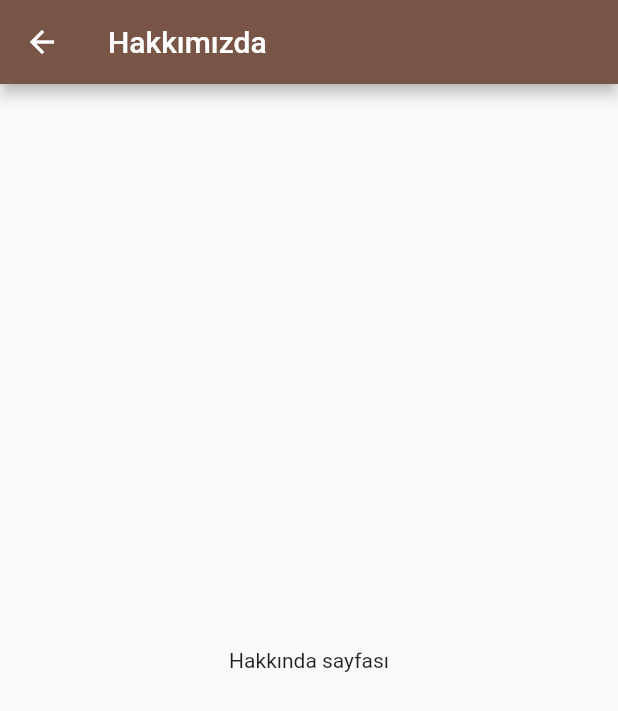
After one commit to KadriyeMacit/Hello-World-Note-Book-GetX, a Flutter app: the InfoPage screen opened by its route, on a phone screen of 412 x 824 dp. The commit adds this screen. Shown: the top 711 px of the screen. Run offline on Flutter 3.47's test engine with Material 2 defaults, Android fonts, the phone set to English and light mode, and no system bars; our stand-ins replace dio, get.

Commit message:
Profil ve Hakkında sayfaları eklendi.

```diff
--- a/my_note_book/lib/data/get_controllers.dart
+++ b/my_note_book/lib/data/get_controllers.dart
@@ -4,7 +4,9 @@ import 'package:my_note_book/data/services/login/login_service.dart';
 import 'package:my_note_book/data/services/register/register_service.dart';
 import 'package:my_note_book/views/add_notes/add_notes_controller.dart';
 import 'package:my_note_book/views/home/home_controller.dart';
+import 'package:my_note_book/views/info/info_controller.dart';
 import 'package:my_note_book/views/login/login_controller.dart';
+import 'package:my_note_book/views/profile/profile_controller.dart';
 import 'package:my_note_book/views/register/register_controller.dart';
 
 Future getControllers() async {
@@ -13,6 +15,8 @@ Future getControllers() async {
   Get.create(() => RegisterController(Get.find()), permanent: false);
   Get.create(() => HomeController(), permanent: false);
   Get.create(() => AddNotesController(), permanent: false);
+  Get.create(() => InfoController(), permanent: false);
+  Get.create(() => ProfileController(), permanent: false);
 
   //Services
   Get.lazyPut(() => DioManager(), fenix: true);
--- a/my_note_book/lib/data/routing/get_pages.dart
+++ b/my_note_book/lib/data/routing/get_pages.dart
@@ -1,7 +1,9 @@
 import 'package:get/get.dart';
 import 'package:my_note_book/views/add_notes/add_notes_page.dart';
 import 'package:my_note_book/views/home/home_page.dart';
+import 'package:my_note_book/views/info/info_page.dart';
 import 'package:my_note_book/views/login/login_page.dart';
+import 'package:my_note_book/views/profile/profile_page.dart';
 import 'package:my_note_book/views/register/register_page.dart';
 
 List<GetPage> getPages = [
@@ -9,4 +11,6 @@ List<GetPage> getPages = [
   GetPage(name: RegisterPage.routeName, page: () => RegisterPage()),
   GetPage(name: HomePage.routeName, page: () => HomePage()),
   GetPage(name: AddNotesPage.routeName, page: () => AddNotesPage()),
+  GetPage(name: InfoPage.routeName, page: () => InfoPage()),
+  GetPage(name: ProfilePage.routeName, page: () => ProfilePage()),
 ];
--- a/my_note_book/lib/data/src/strings.dart
+++ b/my_note_book/lib/data/src/strings.dart
@@ -28,3 +28,9 @@ const String logoutText = 'Çıkış yap';
 
 //Add Notes Page
 const String addNoteAppBarText = 'Not Ekle';
+
+//Info Page
+const String infoAppBarText = 'Hakkımızda';
+
+//Profile Page
+const String profileAppBarText = 'Profil';
--- a/my_note_book/lib/views/home/home_page.dart
+++ b/my_note_book/lib/views/home/home_page.dart
@@ -5,7 +5,9 @@ import 'package:my_note_book/data/src/images.dart';
 import 'package:my_note_book/data/src/strings.dart';
 import 'package:my_note_book/views/add_notes/add_notes_page.dart';
 import 'package:my_note_book/views/home/home_controller.dart';
+import 'package:my_note_book/views/info/info_page.dart';
 import 'package:my_note_book/views/login/login_page.dart';
+import 'package:my_note_book/views/profile/profile_page.dart';
 
 class HomePage extends GetWidget<HomeController> {
   const HomePage({Key? key}) : super(key: key);
@@ -97,11 +99,11 @@ class HomePage extends GetWidget<HomeController> {
   }
 
   void _goToProfile() {
-    Get.back();
+    Get.toNamed(ProfilePage.routeName);
   }
 
   void _goToInfo() {
-    Get.back();
+    Get.toNamed(InfoPage.routeName);
   }
 
   void _goToLogout() {
--- /dev/null
+++ b/my_note_book/lib/views/info/info_controller.dart
@@ -0,0 +1,3 @@
+import 'package:get/get.dart';
+
+class InfoController extends GetxController {}
--- /dev/null
+++ b/my_note_book/lib/views/info/info_page.dart
@@ -0,0 +1,24 @@
+import 'package:flutter/material.dart';
+import 'package:get/get.dart';
+import 'package:my_note_book/data/src/colors.dart';
+import 'package:my_note_book/data/src/strings.dart';
+import 'package:my_note_book/views/info/info_controller.dart';
+
+class InfoPage extends GetWidget<InfoController> {
+  const InfoPage({Key? key}) : super(key: key);
+
+  static const String routeName = '/views/info/info_page';
+
+  @override
+  Widget build(BuildContext context) {
+    return Scaffold(
+      appBar: AppBar(
+        title: Text(infoAppBarText),
+        backgroundColor: mainColor,
+      ),
+      body: Center(
+        child: Text('Hakkında sayfası'),
+      ),
+    );
+  }
+}
--- a/my_note_book/lib/views/login/login_page.dart
+++ b/my_note_book/lib/views/login/login_page.dart
@@ -10,6 +10,7 @@ import 'package:my_note_book/views/register/register_page.dart';
 
 class LoginPage extends GetWidget<LoginController> {
   static const String routeName = '/views/login/login_page';
+
   @override
   Widget build(BuildContext context) {
     controller.error.listen((error) => _errorDialog);
@@ -112,8 +113,7 @@ class LoginPage extends GetWidget<LoginController> {
       height: size,
       child: ElevatedButton(
           onPressed: () {
-            if (controller.usernameController.text.isNotEmpty &&
-                controller.passwordControler.text.isNotEmpty) {
+            if (controller.usernameController.text.isNotEmpty && controller.passwordControler.text.isNotEmpty) {
               controller.callingLoginService(
                 controller.usernameController.text,
                 controller.passwordControler.text,
--- /dev/null
+++ b/my_note_book/lib/views/profile/profile_controller.dart
@@ -0,0 +1,3 @@
+import 'package:get/get_state_manager/get_state_manager.dart';
+
+class ProfileController extends GetxController {}
```
Also changed, not shown: my_note_book/lib/views/profile/profile_page.dart (added, +24 -0 lines), 1 other file.
